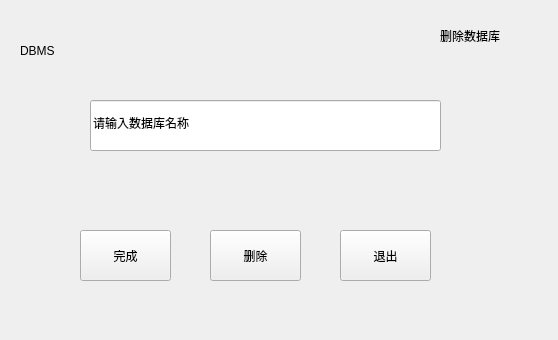
Before: the Qt Designer form deletedatabase.ui in jy-080610/DBMS, drawn with Qt 5.
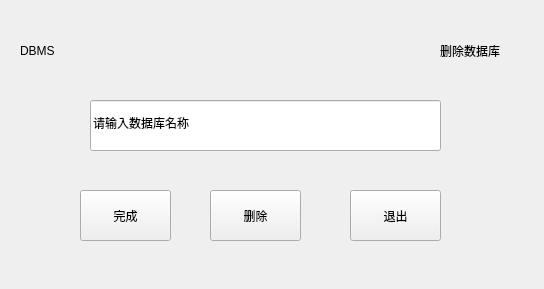
After: the same form once the commit is applied.

What changed in the file:
```diff
--- a/deletedatabase.ui
+++ b/deletedatabase.ui
@@ -6,8 +6,8 @@
    <rect>
     <x>0</x>
     <y>0</y>
-    <width>558</width>
-    <height>340</height>
+    <width>544</width>
+    <height>289</height>
    </rect>
   </property>
   <property name="windowTitle">
@@ -22,7 +22,7 @@
      <x>10</x>
      <y>10</y>
      <width>531</width>
-     <height>321</height>
+     <height>271</height>
     </rect>
    </property>
    <property name="text">
@@ -35,7 +35,7 @@
      <x>440</x>
      <y>20</y>
      <width>101</width>
-     <height>31</height>
+     <height>61</height>
     </rect>
    </property>
    <property name="text">
@@ -59,7 +59,7 @@
    <property name="geometry">
     <rect>
      <x>80</x>
-     <y>230</y>
+     <y>190</y>
      <width>91</width>
      <height>51</height>
     </rect>
@@ -72,7 +72,7 @@
    <property name="geometry">
     <rect>
      <x>210</x>
-     <y>230</y>
+     <y>190</y>
      <width>91</width>
      <height>51</height>
     </rect>
@@ -100,8 +100,8 @@
   <widget class="QPushButton" name="pushButton_3">
    <property name="geometry">
     <rect>
-     <x>340</x>
-     <y>230</y>
+     <x>350</x>
+     <y>190</y>
      <width>91</width>
      <height>51</height>
     </rect>
```
